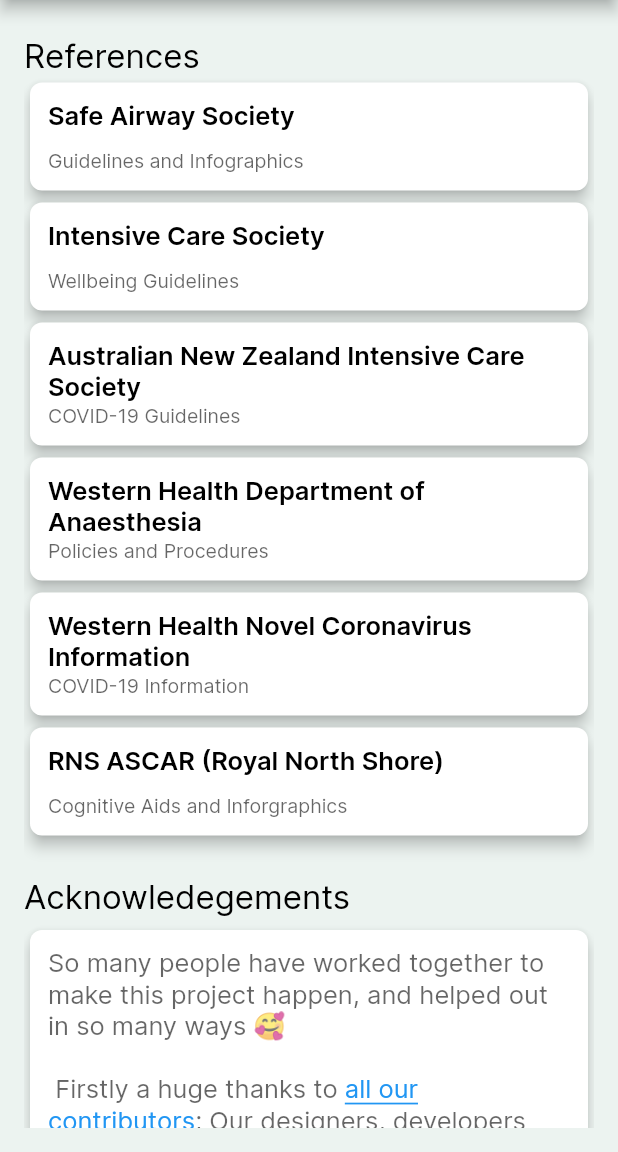
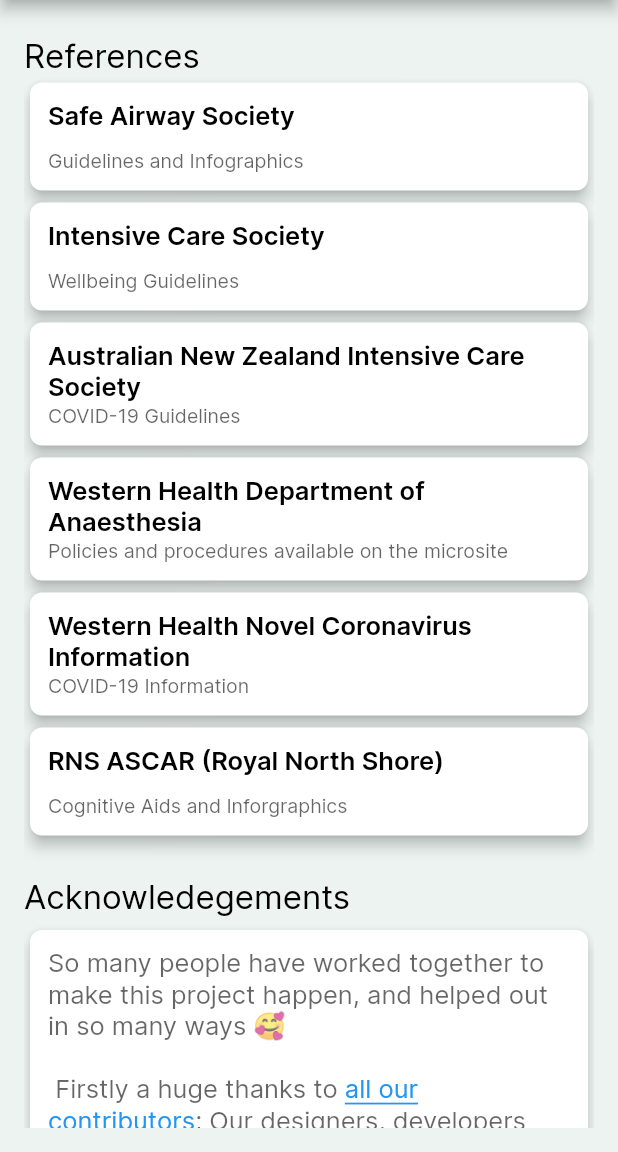
Before and after one commit to Western-Health-Covid19-Collaboration/wh_covid19_app, a Flutter app: the AcknowledgementsView screen opened by its route, on a phone screen of 412 x 824 dp, the part 84-1236 px from its top. Run offline on Flutter 3.47's test engine with Material 2 defaults, Android fonts, the phone set to English and light mode, and no system bars; our stand-ins replace chewie, device_info, firebase_analytics, flutter_svg, flutter_widget_from_html, package_info and 4 more; missing offline and left inert: matrix_gesture_detector; accounts and stored records are empty; statements that could not run were skipped.

Commit message:
Fixed un-responsive button.

```diff
--- a/lib/view/acknowledgements_view.dart
+++ b/lib/view/acknowledgements_view.dart
@@ -1,6 +1,7 @@
 import 'package:flutter/material.dart';
 import 'package:flutter/widgets.dart';
 import 'package:flutter_widget_from_html/flutter_widget_from_html.dart';
+
 import '../constants.dart';
 import '../models/home_card.dart';
 import '../strings.dart';
@@ -15,28 +16,34 @@ class AcknowledgementsView extends StatelessWidget {
     HomeCard(
       title: 'Safe Airway Society',
       description: 'Guidelines and Infographics',
-        route: 'https://www.safeairwaysociety.org/covid19/'),
+      route: 'https://www.safeairwaysociety.org/covid19/',
+    ),
     HomeCard(
       title: 'Intensive Care Society',
       description: 'Wellbeing Guidelines',
-        route:
-            'https://www.ics.ac.uk/ICS/Education/Wellbeing/ICS/Wellbeing.aspx'),
+      route: 'https://www.ics.ac.uk/ICS/Education/Wellbeing/ICS/Wellbeing'
+          '.aspx',
+    ),
     HomeCard(
       title: 'Australian New Zealand Intensive Care Society',
       description: 'COVID-19 Guidelines',
-        route: 'https://www.anzics.com.au/coronavirus-guidelines/'),
+      route: 'https://www.anzics.com.au/coronavirus-guidelines/',
+    ),
     HomeCard(
       title: 'Western Health Department of Anaesthesia',
-        description: 'Policies and Procedures',
-        route: null),
+      description: 'Policies and procedures available on the microsite',
+      route: 'https://whcovid19.wixsite.com/covid19',
+    ),
     HomeCard(
       title: 'Western Health Novel Coronavirus Information',
       description: 'COVID-19 Information',
-        route: 'https://coronavirus.wh.org.au/'),
+      route: 'https://coronavirus.wh.org.au/',
+    ),
     HomeCard(
       title: 'RNS ASCAR (Royal North Shore)',
       description: 'Cognitive Aids and Inforgraphics',
-        route: 'https://www.rnsascar.com/'),
+      route: 'https://www.rnsascar.com/',
+    ),
     'Acknowledegements'
   ];
   static const _thanksHtml = '''
@@ -114,6 +121,10 @@ Those who have given helpful and timely advice, including Byron Teu.<br/>
                   ],
                 ),
               ),
-                ]))));
+            ],
+          ),
+        ),
+      ),
+    );
   }
 }
```
Lines whose indentation alone changed are shown as unchanged.
